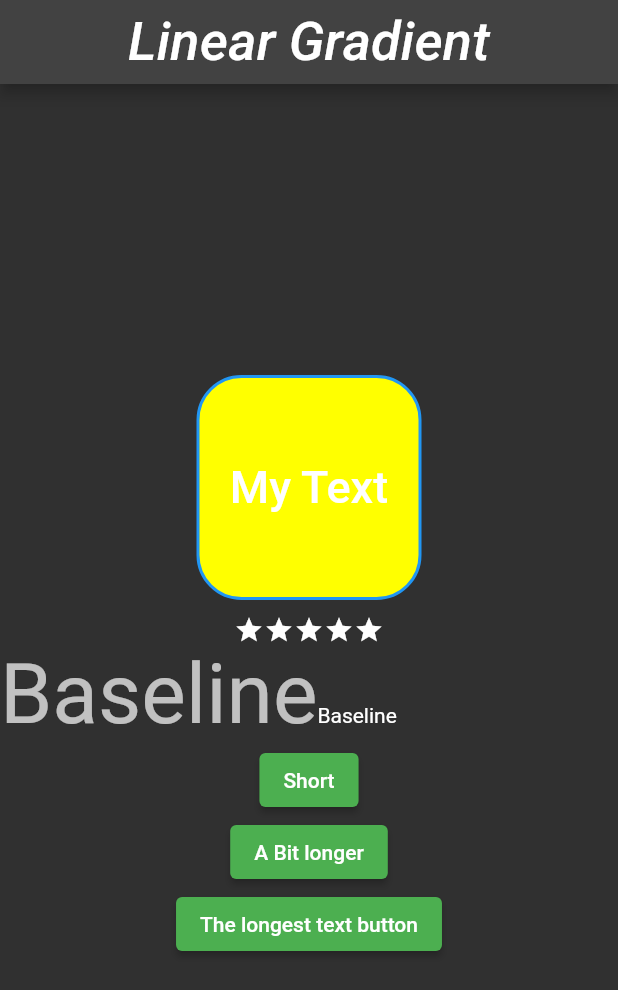
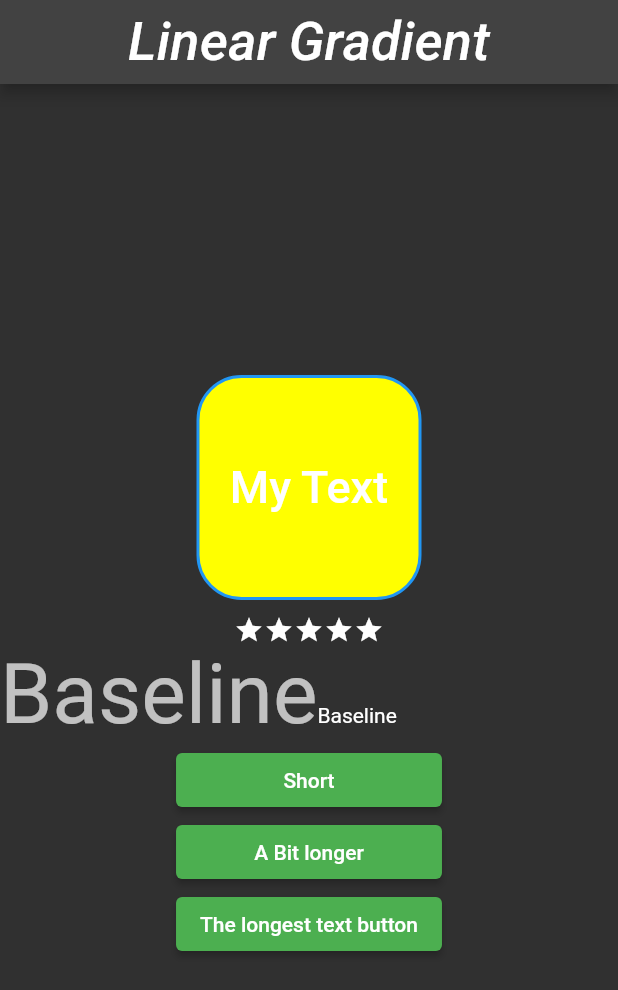
Before and after one commit to Tosin8/random_practice, a Flutter app: the screen it shows after launch, on a phone screen of 412 x 824 dp. Shown: the top 990 px of the screen. Run offline on Flutter 3.47's test engine with Material 2 defaults, Android fonts, the phone set to English and light mode, and no system bars; Roboto replaces fonts that are missing (Georgia, Hind).

Commit message:
Update practice.dart

```diff
--- a/lib/practice.dart
+++ b/lib/practice.dart
@@ -73,8 +73,9 @@ class _Linear_GradientState extends State<Linear_Gradient> {
           //         onPressed: () {}, child: const Icon(Icons.add)))
 
           IntrinsicWidth(
-            child:
-                Column(mainAxisAlignment: MainAxisAlignment.center, children: [
+            child: Column(mainAxisAlignment: MainAxisAlignment.end,
+            crossAxisAlignment: CrossAxisAlignment.stretch,
+            children: [
               ElevatedButton(
                 onPressed: () {},
                 child: const Text('Short'),
```
